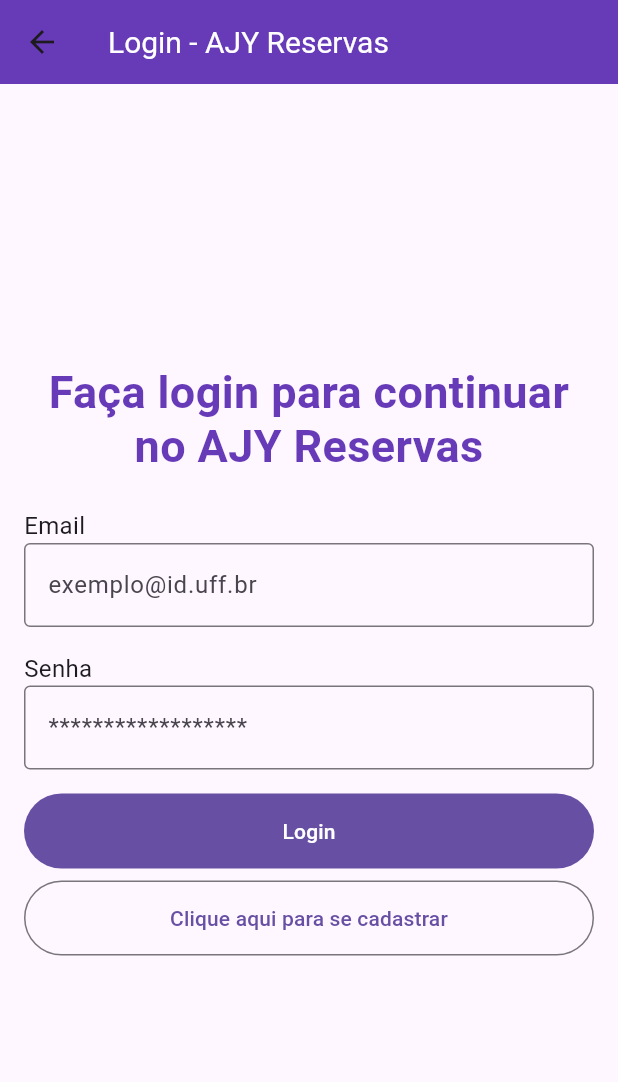
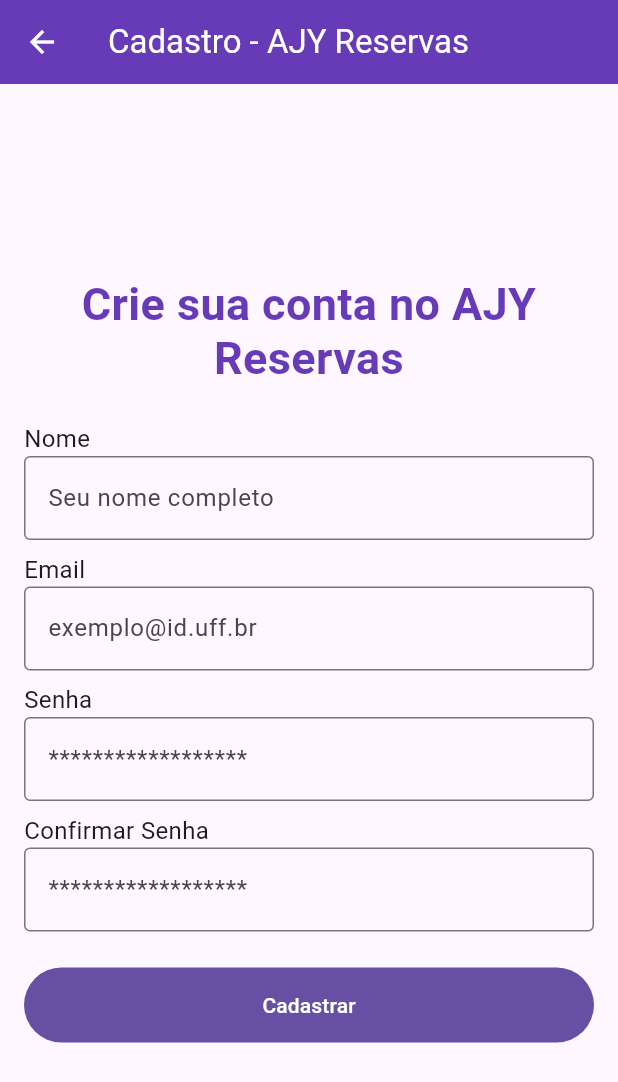
Before and after one commit to JoaoGabriel-Lima/reservasApp, a Flutter app: the Login screen opened by its route, after a tap on "Clique aqui para se cadastrar", on a phone screen of 412 x 824 dp. Shown: the top 1082 px of the screen. Run offline on Flutter 3.47's test engine with Material 3 defaults, Android fonts, the phone set to English and light mode, and no system bars; our stand-ins replace sqflite, sqflite_common_ffi, sqflite_common_ffi_web; accounts and stored records are empty.

Commit message:
Add Cadastro route and implement user registration functionality

```diff
--- a/reservas_admin/lib/main.dart
+++ b/reservas_admin/lib/main.dart
@@ -5,6 +5,7 @@ import 'package:flutter/material.dart';
 import 'package:reservas_admin/routes/anunciar/cadastrar_propriedade.dart';
 import 'package:reservas_admin/routes/anunciar/editar_propriedade.dart';
 import 'package:reservas_admin/routes/anunciar/minhas_propriedades.dart';
+import 'package:reservas_admin/routes/cadastro.dart';
 import 'package:reservas_admin/routes/login.dart';
 import 'package:sqflite/sqflite.dart';
 import 'package:sqflite_common_ffi/sqflite_ffi.dart';
@@ -32,6 +33,7 @@ Future main() async {
     initialRoute: Login.route,
     routes: {
       Login.route: (context) => const Login(),
+      Cadastro.route: (context) => const Cadastro(),
       MinhasPropriedades.route: (context) => const MinhasPropriedades(),
       CadastrarPropriedade.route: (context) => const CadastrarPropriedade(),
       EditarPropriedade.route: (context) => const EditarPropriedade(),
--- /dev/null
+++ b/reservas_admin/lib/routes/cadastro.dart
@@ -0,0 +1,146 @@
+import 'package:flutter/material.dart';
+import 'package:reservas_admin/models/user.dart';
+import 'package:reservas_admin/services/database_service.dart';
+import 'package:reservas_admin/routes/login.dart';
+
+class Cadastro extends StatefulWidget {
+  const Cadastro({super.key});
+  static String route = '/cadastro';
+
+  @override
+  State<Cadastro> createState() => _CadastroState();
+}
+
+class _CadastroState extends State<Cadastro> {
+  final DatabaseService _databaseService = DatabaseService.instance;
+  final TextEditingController _nameController = TextEditingController();
+  final TextEditingController _emailController = TextEditingController();
+  final TextEditingController _passwordController = TextEditingController();
+  final TextEditingController _confirmPasswordController =
+      TextEditingController();
+
+  Future<void> registerHandler() async {
+    // Check for empty fields
+    if (_nameController.text.isEmpty ||
+        _emailController.text.isEmpty ||
+        _passwordController.text.isEmpty ||
+        _confirmPasswordController.text.isEmpty) {
+      ScaffoldMessenger.of(context).showSnackBar(const SnackBar(
+        content: Text('Preencha todos os campos'),
+        backgroundColor: Colors.red,
+      ));
+      return;
+    }
+    if (_passwordController.text != _confirmPasswordController.text) {
+      ScaffoldMessenger.of(context).showSnackBar(const SnackBar(
+        content: Text('As senhas não conferem'),
+        backgroundColor: Colors.red,
+      ));
+      return;
+    }
+    try {
+      User newUser = await _databaseService.createUser(
+        _nameController.text,
+        _emailController.text,
+        _passwordController.text,
+      );
+      if (!mounted) return;
+      ScaffoldMessenger.of(context).showSnackBar(
+        const SnackBar(content: Text('Usuário cadastrado com sucesso!')),
+      );
+      Navigator.of(context).pushReplacementNamed(Login.route);
+    } catch (e) {
+      ScaffoldMessenger.of(context).showSnackBar(SnackBar(
+        content: Text(e.toString()),
+        backgroundColor: Colors.red,
+      ));
+    }
+  }
+
+  @override
+  Widget build(BuildContext context) {
+    return Scaffold(
+      appBar: AppBar(
+        title: const Text('Cadastro - AJY Reservas'),
+        foregroundColor: Colors.white,
+        backgroundColor: Colors.deepPurple,
+      ),
+      body: Padding(
+        padding: const EdgeInsets.all(16.0),
+        child: Center(
+          child: ConstrainedBox(
+            constraints: const BoxConstraints(maxWidth: 650),
+            child: ListView(
+              shrinkWrap: true,
+              children: [
+                const Text(
+                  'Crie sua conta no AJY Reservas',
+                  textAlign: TextAlign.center,
+                  style: TextStyle(
+                      fontSize: 30,
+                      fontWeight: FontWeight.bold,
+                      height: 1.2,
+                      color: Colors.deepPurple),
+                ),
+                const SizedBox(height: 24.0),
+                const Text('Nome', style: TextStyle(fontSize: 16)),
+                TextFormField(
+                  controller: _nameController,
+                  decoration: const InputDecoration(
+                    hintText: 'Seu nome completo',
+                    hintStyle:
+                        TextStyle(fontSize: 16, fontWeight: FontWeight.normal),
+                    border: OutlineInputBorder(),
+                  ),
+                ),
+                const SizedBox(height: 8),
+                const Text('Email', style: TextStyle(fontSize: 16)),
+                TextFormField(
+                  controller: _emailController,
+                  decoration: const InputDecoration(
+                    hintText: 'exemplo@id.uff.br',
+                    hintStyle:
+                        TextStyle(fontSize: 16, fontWeight: FontWeight.normal),
+                    border: OutlineInputBorder(),
+                  ),
+                ),
+                const SizedBox(height: 8),
+                const Text('Senha', style: TextStyle(fontSize: 16)),
+                TextFormField(
+                  controller: _passwordController,
+                  obscureText: true,
+                  decoration: const InputDecoration(
+                    hintText: '******************',
+                    hintStyle:
+                        TextStyle(fontSize: 16, fontWeight: FontWeight.normal),
+                    border: OutlineInputBorder(),
+                  ),
+                ),
+                const SizedBox(height: 8),
+                const Text('Confirmar Senha', style: TextStyle(fontSize: 16)),
+                TextFormField(
+                  controller: _confirmPasswordController,
+                  obscureText: true,
+                  decoration: const InputDecoration(
+                    hintText: '******************',
+                    hintStyle:
+                        TextStyle(fontSize: 16, fontWeight: FontWeight.normal),
+                    border: OutlineInputBorder(),
+                  ),
+                ),
+                const SizedBox(height: 24.0),
+                FilledButton(
+                  onPressed: registerHandler,
+                  style: ElevatedButton.styleFrom(
+                    minimumSize: const Size.fromHeight(50),
+                  ),
+                  child: const Text('Cadastrar'),
+                ),
+              ],
+            ),
+          ),
+        ),
+      ),
+    );
+  }
+}
--- a/reservas_admin/lib/routes/login.dart
+++ b/reservas_admin/lib/routes/login.dart
@@ -42,6 +42,7 @@ class _LoginState extends State<Login> {
         appBar: AppBar(
           title: const Text('Login - AJY Reservas'),
           backgroundColor: Colors.deepPurple,
+          foregroundColor: Colors.white,
           titleTextStyle: const TextStyle(
               fontSize: 20.0, fontWeight: FontWeight.w400, color: Colors.white),
         ),
@@ -107,7 +108,7 @@ class _LoginState extends State<Login> {
                   const SizedBox(height: 8.0),
                   OutlinedButton(
                     onPressed: () {
-                      // Add your sign-up logic here
+                      Navigator.of(context).pushNamed('/cadastro');
                     },
                     style: ElevatedButton.styleFrom(
                       minimumSize: const Size.fromHeight(50),
--- a/reservas_admin/lib/services/database_service.dart
+++ b/reservas_admin/lib/services/database_service.dart
@@ -353,7 +353,6 @@ class DatabaseService {
       if (propertyRow.isEmpty) throw Exception('Propriedade não encontrada');
       final addressId = propertyRow.first['address_id'] as int;
 
-      print("cheguei aqui 1");
       final addressCepResult = await txn
           .rawQuery('SELECT cep FROM address WHERE id = ?', [addressId]);
       String oldCep = addressCepResult.first['cep'] as String;
@@ -372,7 +371,6 @@ class DatabaseService {
               [new_address_id, propertyId]);
         }
       }
-      print("cheguei aqui 2");
       await txn.rawUpdate(
         'UPDATE property SET title = ?, description = ?, number = ?, complement = ?, price = ?, max_guest = ?, thumbnail = ? WHERE id = ?',
         [
```
Also changed, not shown: reservas_admin/lib/routes/anunciar/editar_propriedade.dart (+26 -0 lines).
